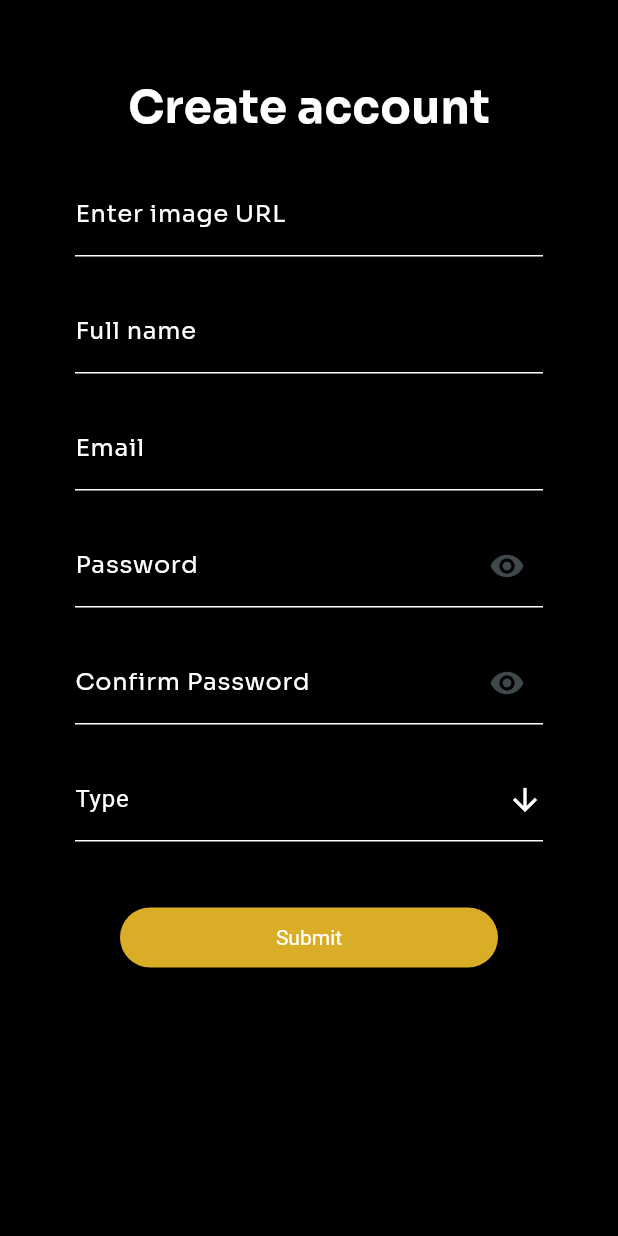
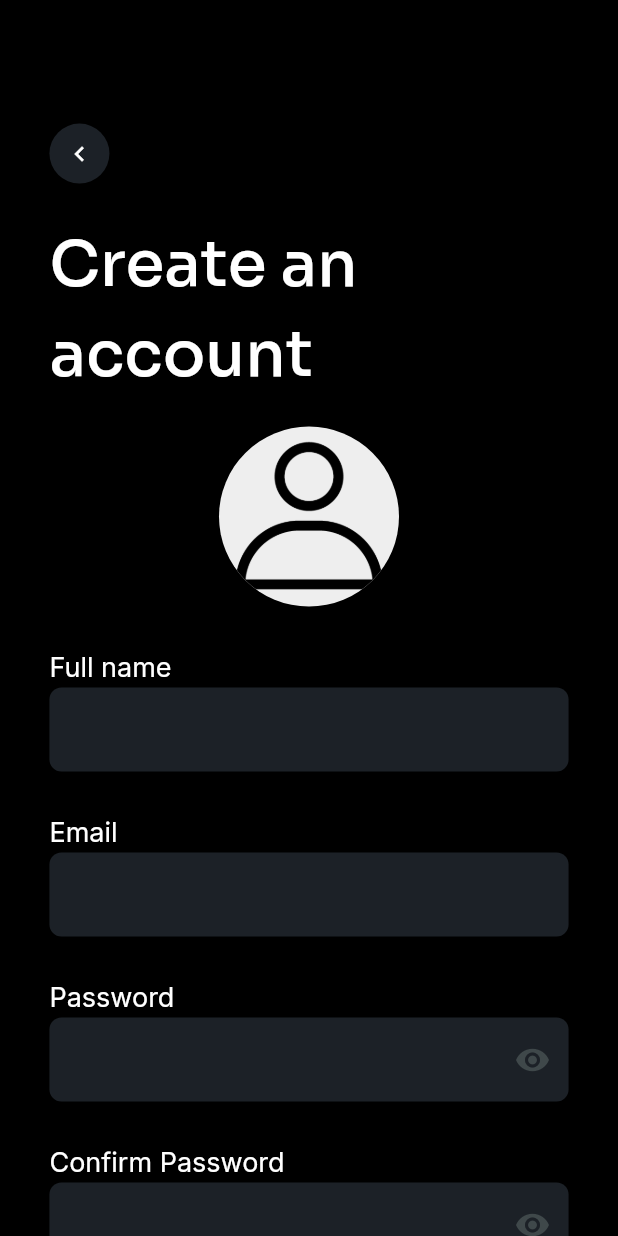
Before and after one commit to juanhoyos06/barvip_app, a Flutter app: the RegisterPage screen opened directly, on a phone screen of 412 x 824 dp. Run offline on Flutter 3.47's test engine with Material 3 defaults, Android fonts, the phone set to English and light mode, and no system bars; our stand-ins replace cloud_firestore, firebase_core, google_fonts, image_picker; missing offline and left inert: dart:ffi; accounts and stored records are empty.

Commit message:
feat: Fix of register form with image

```diff
--- a/lib/controllers/BaseController.dart
+++ b/lib/controllers/BaseController.dart
@@ -1,6 +1,6 @@
 import 'package:cloud_firestore/cloud_firestore.dart';
 import 'package:flutter/material.dart';
-
+import 'package:image_picker/image_picker.dart';
 FirebaseFirestore db = FirebaseFirestore.instance;
 
 class BaseController {
@@ -32,9 +32,24 @@ class BaseController {
     if (value == null || value.isEmpty) {
       return 'Este campo no puede estar vacío';
     }
+    if (value.length < 6) {
+      return ' La contraseña debe tener al menos 6 caracteres';
+    }
     if (value != passwordController.text) {
       return 'Las contraseñas no coinciden';
     }
+
     return null;
   }
+
+  Future<XFile?> getImage()async{
+
+     final ImagePicker picker = ImagePicker();
+     final XFile? image = await picker.pickImage(source: ImageSource.gallery);
+
+     return image;
+
   }
+
+
+  }
--- a/lib/views/pages/RegisterPage.dart
+++ b/lib/views/pages/RegisterPage.dart
@@ -1,7 +1,12 @@
 import 'dart:ffi';
+import 'dart:io';
 
 import 'package:barvip_app/controllers/BaseController.dart';
+import 'package:barvip_app/views/pages/LobbyPage.dart';
 import 'package:flutter/material.dart';
+import 'package:google_fonts/google_fonts.dart';
+import 'package:barvip_app/views/pages/LoginPage.dart';
+import 'package:image_picker/image_picker.dart';
 
 class RegisterPage extends StatefulWidget {
   @override
@@ -10,12 +15,16 @@ class RegisterPage extends StatefulWidget {
 
 class _RegisterPageState extends State<RegisterPage> {
   String? dropdownValue;
+  bool _obscureText = true;
+
+  File? imageUpload;
+
+  ValueNotifier<bool> passwordObscureTextNotifier = ValueNotifier(true);
+  ValueNotifier<bool> confirmPasswordObscureTextNotifier = ValueNotifier(true);
 
   final dropdownController = TextEditingController();
 
   BaseController baseController = BaseController.empty();
-
-  TextEditingController imageController = TextEditingController();
 
   TextEditingController nameController = TextEditingController();
 
@@ -26,27 +35,55 @@ class _RegisterPageState extends State<RegisterPage> {
   TextEditingController confirpasswordController = TextEditingController();
 
   final GlobalKey<FormState> _key = GlobalKey<FormState>();
+  final GlobalKey<ScaffoldState> _scaffoldKey = GlobalKey<ScaffoldState>();
+
+  bool isImageSelected = false;
 
   @override
   Widget build(BuildContext context) {
     return Scaffold(
+      key: _scaffoldKey,
       backgroundColor: Colors.black,
-      body: Padding(
-        padding: EdgeInsets.all(50),
-        child: SingleChildScrollView(
-          // Agrega esto
+      body: SingleChildScrollView(
+        child: Container(
+          margin: EdgeInsets.symmetric(
+              horizontal: MediaQuery.of(context).size.width * 0.08,
+              vertical: MediaQuery.of(context).size.height * 0.1),
           child: Column(
+            mainAxisSize: MainAxisSize.max,
             mainAxisAlignment: MainAxisAlignment.start,
+            crossAxisAlignment: CrossAxisAlignment.start,
             children: [
-              const Center(
+              Container(
+                  height: 40,
+                  width: 40,
+                  decoration: BoxDecoration(
+                    borderRadius: BorderRadius.circular(100),
+                    color: Color.fromARGB(255, 28, 33, 39),
+                  ),
+                  child: IconButton(
+                      iconSize: 20,
+                      onPressed: () {
+                        Navigator.of(context).push(MaterialPageRoute(
+                          builder: (context) => LobbyPage(),
+                        ));
+                      },
+                      icon: const Icon(
+                        Icons.keyboard_arrow_left,
+                        color: Colors.white,
+                      ))),
+              Padding(
+                padding: EdgeInsetsDirectional.fromSTEB(0, 24, 0, 0),
                 child: Text(
-                'Create account',
-                style: TextStyle(
-                    fontSize: 30,
-                    fontWeight: FontWeight.bold,
-                    color: Colors.white),
-              )),
-              req_Image()
+                  'Create an account',
+                  style: GoogleFonts.sora(
+                      color: Colors.white,
+                      fontSize: 42,
+                      fontWeight: FontWeight.w500,
+                      letterSpacing: 0),
+                ),
+              ),
+              FormsFieldsRegister()
             ],
           ),
         ),
@@ -54,7 +91,7 @@ class _RegisterPageState extends State<RegisterPage> {
     );
   }
 
-  Form req_Image() {
+  Form FormsFieldsRegister() {
     return Form(
       key: _key,
       child: Column(
@@ -67,64 +104,31 @@ class _RegisterPageState extends State<RegisterPage> {
               mainAxisSize: MainAxisSize.max,
               crossAxisAlignment: CrossAxisAlignment.start,
               children: [
-                const Padding(
-                  padding: EdgeInsetsDirectional.fromSTEB(0, 0, 0, 4),
-                ),
-                TextFormField(
-                  style: const TextStyle(color: Colors.white),
-                  controller: imageController,
-                  validator: baseController.validateField,
-                  decoration: const InputDecoration(
-                    labelText: 'Enter image URL',
-                    labelStyle: TextStyle(color: Colors.white),
-                    enabledBorder: UnderlineInputBorder(
-                      borderSide: BorderSide(color: Colors.white),
-                    ),
-                    focusedBorder: UnderlineInputBorder(
-                      borderSide: BorderSide(color: Colors.white),
-                    ),
-                  ),
-                ),
+                Center(child: image()),
                 buildTextField(
                   controller: nameController,
                   labelText: "Full name",
-                    isPassword: false),
+                ),
                 buildTextField(
                   controller: emailController,
                   labelText: "Email",
-                    isPassword: false),
-                buildTextField(
+                ),
+                buildTextFieldPassword(
                   controller: passwordController,
                   labelText: "Password",
-                    isPassword: true),
-                buildTextField(
+                  obscureTextNotifier: passwordObscureTextNotifier,
+                ),
+                buildTextFieldPassword(
                     controller: confirpasswordController,
                     labelText: "Confirm Password",
-                    isPassword: true),
-                reqType(),
-                Container(
+                    obscureTextNotifier: confirmPasswordObscureTextNotifier),
+                textFieldType(),
+                Padding(
+                  padding: const EdgeInsets.all(20),
+                  child: Container(
+                      height: 50,
                       width: double.infinity,
-                  child: Padding(
-                    padding: const EdgeInsets.all(30),
-                    child: ElevatedButton(
-                      onPressed: () {
-                        if (_key.currentState!.validate()) {
-                          // Implement your logic here
-                        }
-                      },
-                      style: ButtonStyle(
-                        backgroundColor: MaterialStateProperty.all<Color>(
-                            Color.fromRGBO(217, 173, 38,
-                                1)), // Cambia a tu color preferido
-                      ),
-                      child: DefaultTextStyle(
-                        style: TextStyle(
-                            color:
-                                Colors.white), // Cambia el color del texto aquí
-                        child: Text('Submit'),
-                      ),
-                    ),
-                  ),
+                      child: RegisterButton(_key)),
                 ),
               ],
             ),
@@ -134,50 +138,116 @@ class _RegisterPageState extends State<RegisterPage> {
     );
   }
 
+  Widget image() {
+    return GestureDetector(
+      onTap: () async {
+        final imagen = await baseController.getImage();
+        if (imagen != null) {
+          setState(() {
+            imageUpload = File(imagen.path);
+            isImageSelected = true;
+          });
+        } else {
+          setState(() {
+            isImageSelected = false;
+          });
+        }
+      },
+      child: CircleAvatar(
+        backgroundImage: imageUpload != null
+            ? FileImage(imageUpload!)
+            : AssetImage('lib/assets/images/user_profile.png') as ImageProvider,
+        radius: 60,
+        backgroundColor: Colors.grey[200],
+      ),
+    );
+  }
+
   Padding buildTextField({
     required TextEditingController controller,
     required String labelText,
-    bool isPassword = false,
   }) {
-    bool _obscureText = isPassword;
     return Padding(
-      padding: EdgeInsetsDirectional.fromSTEB(0, 18, 0, 0),
+      padding: const EdgeInsetsDirectional.fromSTEB(0, 18, 0, 0),
       child: Column(
         mainAxisSize: MainAxisSize.max,
         crossAxisAlignment: CrossAxisAlignment.start,
         children: [
-          const Padding(
-            padding: EdgeInsetsDirectional.fromSTEB(0, 0, 0, 4),
+          paddingForms(labelText),
+          TextFormField(
+            controller: controller,
+            validator: baseController.validateField,
+            decoration: decorationFields(),
+            style: TextStyle(
+                fontFamily: GoogleFonts.inter().fontFamily,
+                color: Colors.white),
+          )
+        ],
       ),
-          StatefulBuilder(
-            builder: (BuildContext context, StateSetter setState) {
+    );
+  }
+
+//Decoraccion de los fields
+  InputDecoration decorationFields() {
+    return InputDecoration(
+      fillColor: Color.fromARGB(255, 28, 33, 39),
+      filled: true,
+      enabledBorder: OutlineInputBorder(
+          borderSide: const BorderSide(
+            color: Color(0x00000000),
+            width: 1,
+          ),
+          borderRadius: BorderRadius.circular(8)),
+      focusedBorder: OutlineInputBorder(
+        borderSide: BorderSide(
+          color: Color.fromARGB(255, 28, 33, 39),
+          width: 1,
+        ),
+        borderRadius: BorderRadius.circular(8),
+      ),
+    );
+  }
+
+//Pading de los fields
+  Padding paddingForms(String labelText) {
+    return Padding(
+      padding: EdgeInsetsDirectional.fromSTEB(0, 10, 0, 0),
+      child: Text(
+        labelText,
+        style: GoogleFonts.inter(
+            color: Colors.white,
+            fontSize: 18,
+            fontWeight: FontWeight.w400,
+            letterSpacing: 0),
+      ),
+    );
+  }
+
+  Padding buildTextFieldPassword({
+    required TextEditingController controller,
+    required String labelText,
+    required ValueNotifier<bool> obscureTextNotifier,
+  }) {
+    return Padding(
+      padding: const EdgeInsetsDirectional.fromSTEB(0, 18, 0, 0),
+      child: Column(
+        mainAxisSize: MainAxisSize.max,
+        crossAxisAlignment: CrossAxisAlignment.start,
+        children: [
+          paddingForms(labelText),
+          ValueListenableBuilder<bool>(
+            valueListenable: obscureTextNotifier,
+            builder: (context, obscureText, child) {
               return TextFormField(
-                style: const TextStyle(color: Colors.white),
                 controller: controller,
-                validator: (value) => baseController.validateFieldAndPassword(value, passwordController),
-                obscureText: _obscureText,
-                decoration: InputDecoration(
-                  labelText: labelText,
-                  labelStyle: const TextStyle(color: Colors.white),
-                  enabledBorder: UnderlineInputBorder(
-                    borderSide: BorderSide(color: Colors.white),
-                  ),
-                  focusedBorder: UnderlineInputBorder(
-                    borderSide: BorderSide(color: Colors.white),
-                  ),
-                  suffixIcon: isPassword
-                      ? IconButton(
-                          icon: Icon(
-                            _obscureText
-                                ? Icons.visibility
-                                : Icons.visibility_off,
-                          ),
-                          onPressed: () => setState(() {
-                            _obscureText = !_obscureText;
-                          }),
-                        )
-                      : null,
-                ),
+                obscureText: obscureText,
+                validator: (value) => baseController.validateFieldAndPassword(
+                    value, passwordController),
+                decoration:
+                    DecorationsPassword(obscureText, obscureTextNotifier),
+                style: TextStyle(
+                    fontFamily: GoogleFonts.inter().fontFamily,
+                    color: Colors.white),
               );
             },
           ),
@@ -186,16 +256,43 @@ class _RegisterPageState extends State<RegisterPage> {
     );
   }
 
-  reqType() {
+  InputDecoration DecorationsPassword(
+      bool obscureText, ValueNotifier<bool> obscureTextNotifier) {
+    return InputDecoration(
+      fillColor: Color.fromARGB(255, 28, 33, 39),
+      filled: true,
+      enabledBorder: OutlineInputBorder(
+          borderSide: const BorderSide(
+            color: Color(0x00000000),
+            width: 1,
+          ),
+          borderRadius: BorderRadius.circular(8)),
+      focusedBorder: OutlineInputBorder(
+        borderSide: BorderSide(
+          color: Color.fromARGB(255, 28, 33, 39),
+          width: 1,
+        ),
+        borderRadius: BorderRadius.circular(8),
+      ),
+      suffixIcon: IconButton(
+        icon: Icon(
+          obscureText ? Icons.visibility : Icons.visibility_off,
+        ),
+        onPressed: () {
+          obscureTextNotifier.value = !obscureText;
+        },
+      ),
+    );
+  }
+
+  textFieldType() {
     return Padding(
         padding: EdgeInsetsDirectional.fromSTEB(0, 18, 0, 10),
         child: Column(
           mainAxisSize: MainAxisSize.max,
           crossAxisAlignment: CrossAxisAlignment.start,
           children: [
-            const Padding(
-              padding: EdgeInsetsDirectional.fromSTEB(0, 0, 0, 4),
-            ),
+            paddingForms("Type"),
             Container(
               width: double.infinity,
               child: Theme(
@@ -208,19 +305,10 @@ class _RegisterPageState extends State<RegisterPage> {
                 ),
                 child: DropdownButtonFormField<String>(
                   isExpanded: true,
-                  decoration: const InputDecoration(
-                    labelText: 'Type',
-                    labelStyle: const TextStyle(
-                      color: Colors.white,
-                    ),
-                    enabledBorder: UnderlineInputBorder(
-                      borderSide: BorderSide(color: Colors.white),
-                    ),
-                    focusedBorder: UnderlineInputBorder(
-                      borderSide: BorderSide(color: Colors.white),
-                    ),
-
-                  ),
+                  decoration: decorationFields(),
+                  style: TextStyle(
+                      fontFamily: GoogleFonts.inter().fontFamily,
+                      color: Colors.white),
                   // Agrega un hint al DropdownButton
                   value: dropdownValue,
                   icon: const Icon(Icons.arrow_downward, color: Colors.white),
@@ -237,7 +325,14 @@ class _RegisterPageState extends State<RegisterPage> {
                       .map<DropdownMenuItem<String>>((String value) {
                     return DropdownMenuItem<String>(
                       value: value,
-                      child: Text(value, style: TextStyle(color: Colors.white)),
+                      child: Text(
+                        value,
+                        style: GoogleFonts.inter(
+                            color: Colors.white,
+                            fontSize: 18,
+                            fontWeight: FontWeight.w400,
+                            letterSpacing: 0),
+                      ),
                     );
                   }).toList(),
                 ),
@@ -246,4 +341,44 @@ class _RegisterPageState extends State<RegisterPage> {
           ],
         ));
   }
+
+  ElevatedButton RegisterButton(_key) {
+    return ElevatedButton(
+      onPressed: () {
+        if (_key.currentState!.validate()) {
+          // Implement your logic here
         }
+        if (imageUpload == null) {
+          ScaffoldMessenger.of(context).showSnackBar(
+            SnackBar(
+              backgroundColor: Colors.red,
+              content: Text(
+                'Please select an image',
+                style: GoogleFonts.inter(
+                    color: Colors.white,
+                    fontSize: 18,
+                    fontWeight: FontWeight.w400,
+                    letterSpacing: 0),
+              ),
+              duration: Duration(seconds: 2),
+            ),
+          );
+        }
+      },
+      style: ElevatedButton.styleFrom(
+        backgroundColor: Color(0xFFD9AD26),
+        shape: RoundedRectangleBorder(
+          borderRadius: BorderRadius.circular(25),
+        ),
+      ),
+      child: Text(
+        'Register',
+        style: GoogleFonts.inter(
+            color: Colors.white,
+            fontSize: 18,
+            fontWeight: FontWeight.w400,
+            letterSpacing: 0),
+      ),
+    );
+  }
+}
--- a/pubspec.yaml
+++ b/pubspec.yaml
@@ -12,6 +12,7 @@ dependencies:
   flutter:
     sdk: flutter
   google_fonts: ^6.2.0
+  image_picker: ^1.1.1
 
 dev_dependencies:
   flutter_test:
```
Also changed, not shown: lib/assets/images/user_profile.png (added), pubspec.lock, 1 other file. Lines whose indentation alone changed are shown as unchanged.
